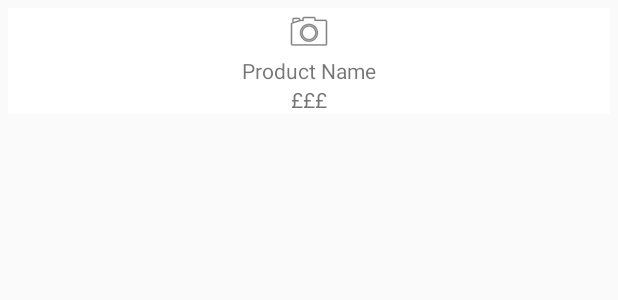
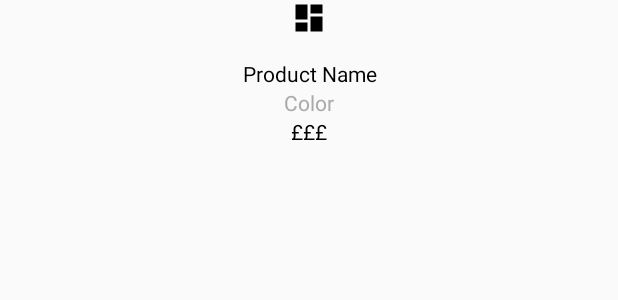
Before and after one commit to rossandroid/ProductListApp, an Android app: the layout item_list.xml on its own in the app's theme, with its tools: preview values and no code run, on a phone screen of 412 x 824 dp. Shown: the top 300 px of the screen. Run offline under Robolectric (Android 15) with nearby library versions, the phone set to English and light mode, and no system bars.

Commit message:
UI - GridView; Navigationbar

```diff
--- a/app/src/main/res/layout/item_list.xml
+++ b/app/src/main/res/layout/item_list.xml
@@ -1,46 +1,47 @@
 <?xml version="1.0" encoding="utf-8"?>
-<android.support.constraint.ConstraintLayout xmlns:android="http://schemas.android.com/apk/res/android"
+<LinearLayout xmlns:android="http://schemas.android.com/apk/res/android"
     xmlns:app="http://schemas.android.com/apk/res-auto"
     xmlns:tools="http://schemas.android.com/tools"
     android:layout_width="match_parent"
     android:layout_height="wrap_content"
-    android:background="@android:color/white"
-    android:layout_margin="5dp"
-    >
+    android:layout_marginLeft="10dp"
+    android:layout_marginRight="10dp"
+    android:gravity="center"
+    android:orientation="vertical"
+    android:paddingBottom="10dp">
 
     <ImageView
         android:id="@+id/imageProduct"
         android:layout_width="wrap_content"
         android:layout_height="wrap_content"
-        android:layout_marginStart="8dp"
-        android:layout_marginEnd="8dp"
-        app:layout_constraintEnd_toEndOf="parent"
-        app:layout_constraintStart_toStartOf="parent"
-        app:layout_constraintTop_toTopOf="parent"
-        app:srcCompat="@android:drawable/ic_menu_camera" />
+        android:layout_marginBottom="15dp"
+        android:adjustViewBounds="true"
+        android:src="@drawable/ic_dashboard_black_24dp" />
 
     <TextView
         android:id="@+id/textProductName"
-        android:layout_width="wrap_content"
+        android:layout_width="match_parent"
         android:layout_height="wrap_content"
-        android:layout_marginStart="8dp"
-        android:layout_marginEnd="8dp"
+        android:gravity="center"
         android:text="Product Name"
-        app:layout_constraintTop_toBottomOf="@+id/imageProduct"
-        app:layout_constraintEnd_toEndOf="parent"
-        app:layout_constraintStart_toStartOf="parent" />
+        android:textColor="@android:color/black" />
+
+
+    <TextView
+        android:id="@+id/text_color"
+        android:layout_width="match_parent"
+        android:layout_height="wrap_content"
+        android:gravity="center"
+        android:text="Color"
+        android:textColor="@android:color/darker_gray" />
 
     <TextView
         android:id="@+id/textPrice"
         android:layout_width="wrap_content"
         android:layout_height="wrap_content"
-        android:layout_marginStart="8dp"
-        android:layout_marginEnd="8dp"
         android:text="£££"
-        app:layout_constraintEnd_toEndOf="parent"
-        app:layout_constraintStart_toStartOf="parent"
-        app:layout_constraintTop_toBottomOf="@+id/textProductName" />
+
+        android:textColor="@android:color/black" />
 
 
-
-</android.support.constraint.ConstraintLayout>
+</LinearLayout>
```
Also changed, not shown: app/src/main/res/drawable/ic_close_black_24dp.xml (added, +9 -0 lines), app/src/main/res/layout/activity_main.xml (+37 -5 lines).
